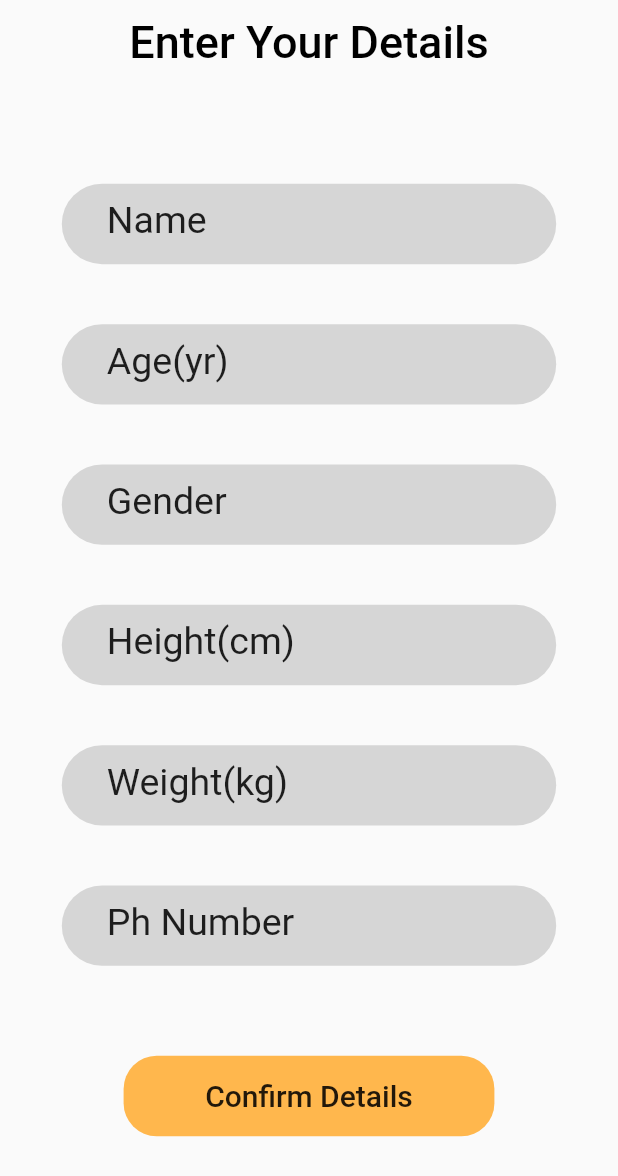
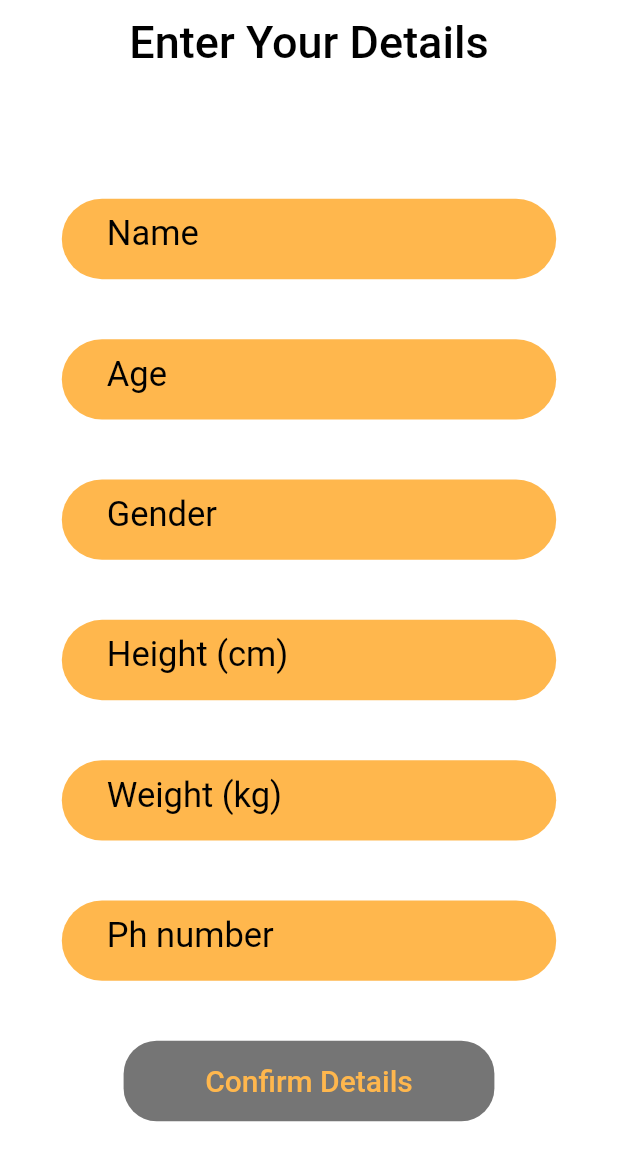
Before and after one commit to vedantsaraf2002/Fitegrate-test, a Flutter app: the screen it shows once a user with an empty profile is signed in, on a phone screen of 412 x 824 dp. Shown: the top 1176 px of the screen. Run offline on Flutter 3.47's test engine with Material 2 defaults, Android fonts, the phone set to English and light mode, and no system bars; our stand-ins replace circular_countdown_timer, cloud_firestore, firebase_auth, firebase_core, flutter_signin_button, fluttertoast and 2 more; accounts and stored records are empty.

Commit message:
pushed getting

```diff
--- a/lib/provider/google_sign_in.dart
+++ b/lib/provider/google_sign_in.dart
@@ -42,8 +42,7 @@
 await FirebaseAuth.instance.signOut();
 await googleSignIn.disconnect();
 
-
-}
+  }
 
 
 
--- a/lib/screens/Getting_started.dart
+++ b/lib/screens/Getting_started.dart
@@ -5,11 +5,15 @@
 
 class GetStarted extends StatefulWidget {
   const GetStarted({Key? key}) : super(key: key);
-   static String name='Null',gender= 'Null',age='Null',height='Null',weight='Null',phno='Null';
+  static String name = 'Null',
+      gender = 'Null',
+      age = 'Null',
+      height = 'Null',
+      weight = 'Null',
+      phno = 'Null';
 
   @override
   _GetStartedState createState() => _GetStartedState();
-
 }
 
 class _GetStartedState extends State<GetStarted> {
@@ -17,45 +21,47 @@
   bool _isloading = false;
   //static String name='Null',gender= 'Null',age='Null',height='Null',weight='Null',phno='Null';
 
-
-  confirm_details() async{
-
-
-      Map<String,String> basicinfoMap = {
-        "name" : GetStarted.name,
-        "age" : GetStarted.age,
-        "gender" : GetStarted.gender,
-        "height" : GetStarted.height,
-        "weight" : GetStarted.weight,
-        "ph number" : GetStarted.phno
+  confirm_details() async {
+    Map<String, String> basicinfoMap = {
+      "name": GetStarted.name,
+      "age": GetStarted.age,
+      "gender": GetStarted.gender,
+      "height": GetStarted.height,
+      "weight": GetStarted.weight,
+      "ph number": GetStarted.phno
     };
 
-       await DatabaseService().addBasicData(basicinfoMap).then((value){
+    await DatabaseService().addBasicData(basicinfoMap).then((value) {
       setState(() {
         _isloading = false;
       });
     });
 
+    Navigator.pushNamed(context, 'BottomNavigation');
+  }
 
-    Navigator.pushNamed(context, 'BottomNavigation');
-
-  }
   @override
   Widget build(BuildContext context) {
     Size size = MediaQuery.of(context).size;
     return Scaffold(
+      backgroundColor: Colors.white,
       appBar: AppBar(
-        title: Text('Enter Your Details',style: TextStyle(fontSize: 30,color: Colors.black),),
+        title: Text(
+          'Enter Your Details',
+          style: TextStyle(fontSize: 30, color: Colors.black),
+        ),
         centerTitle: true,
         backgroundColor: Colors.transparent,
         elevation: 0.0,
         // brightness: Brightness.light,
       ),
-      body: _isloading ? Container(
+      body: _isloading
+          ? Container(
               child: Center(
                 child: CircularProgressIndicator(),
               ),
-      ) :Center(
+            )
+          : Center(
               child: Form(
                 child: SingleChildScrollView(
                   child: Column(
@@ -64,23 +70,32 @@
                         height: size.height * 0.065,
                         width: size.width * 0.8,
                         decoration: BoxDecoration(
-                    color: Colors.grey[350],
+                          color: Colors.orange[300],
                           borderRadius: BorderRadius.circular(30),
                         ),
-                  child: Stack(children: [
+                        child: Stack(
+                          children: [
                             Container(
-                      padding: EdgeInsets.only(left: 30,top: 10),
+                              padding: EdgeInsets.only(left: 30, top: 10),
                               height: size.height * 0.065,
-                      width: size.width *0.4,
-                      child: Text('Name',style: TextStyle(fontSize: 25),),
+                              width: size.width * 0.4,
+                              child: Text(
+                                'Name',
+                                style: TextStyle(
+                                  fontSize: 23,
+                                  color: Colors.black,
+                                ),
+                              ),
                             ),
                             Container(
-                      padding: EdgeInsets.only(left: 200),
+                              padding: EdgeInsets.only(left: 155),
                               height: size.height * 0.065,
                               width: size.width * 0.8,
                               child: TextFormField(
-                        validator: (value) => value!.isEmpty ? "Enter the name" : null,
-                        style: TextStyle(fontSize: 25),
+                                validator: (value) =>
+                                    value!.isEmpty ? "Enter your name" : null,
+                                style: TextStyle(
+                                    fontSize: 23, color: Colors.black),
                                 onChanged: (value) {
                                   setState(() {
                                     GetStarted.name = value;
@@ -95,30 +110,40 @@
                                 textInputAction: TextInputAction.next,
                               ),
                             ),
-                  ],),
+                          ],
+                        ),
                       ),
                       SizedBox(height: 40),
                       Container(
                         height: size.height * 0.065,
                         width: size.width * 0.8,
                         decoration: BoxDecoration(
-                    color: Colors.grey[350],
+                          color: Colors.orange[300],
                           borderRadius: BorderRadius.circular(30),
                         ),
-                  child: Stack(children: [
+                        child: Stack(
+                          children: [
                             Container(
-                      padding: EdgeInsets.only(left: 30,top: 10),
+                              padding: EdgeInsets.only(left: 30, top: 10),
                               height: size.height * 0.065,
-                      width: size.width *0.4,
-                      child: Text('Age(yr)',style: TextStyle(fontSize: 25),),
+                              width: size.width * 0.4,
+                              child: Text(
+                                'Age',
+                                style: TextStyle(
+                                  fontSize: 23,
+                                  color: Colors.black,
+                                ),
+                              ),
                             ),
                             Container(
-                      padding: EdgeInsets.only(left: 200),
+                              padding: EdgeInsets.only(left: 155),
                               height: size.height * 0.065,
                               width: size.width * 0.8,
                               child: TextFormField(
-                        validator: (value) => value!.isEmpty ? "Enter the age" : null,
-                        style: TextStyle(fontSize: 25),
+                                validator: (value) =>
+                                    value!.isEmpty ? "Enter your age" : null,
+                                style: TextStyle(
+                                    fontSize: 23, color: Colors.black),
                                 onChanged: (value) {
                                   setState(() {
                                     GetStarted.age = value;
@@ -129,35 +154,44 @@
                                   border: InputBorder.none,
                                   //contentPadding:  EdgeInsets.only(left: 200,top: 10),
                                 ),
-                      keyboardType: TextInputType.name,
-                       cursorColor: Colors.black,
+                                keyboardType: TextInputType.number,
                                 textInputAction: TextInputAction.next,
                               ),
                             ),
-                  ],),
+                          ],
+                        ),
                       ),
                       SizedBox(height: 40),
                       Container(
                         height: size.height * 0.065,
                         width: size.width * 0.8,
                         decoration: BoxDecoration(
-                    color: Colors.grey[350],
+                          color: Colors.orange[300],
                           borderRadius: BorderRadius.circular(30),
                         ),
-                  child: Stack(children: [
+                        child: Stack(
+                          children: [
                             Container(
-                      padding: EdgeInsets.only(left: 30,top: 10),
+                              padding: EdgeInsets.only(left: 30, top: 10),
                               height: size.height * 0.065,
-                      width: size.width *0.8,
-                      child: Text('Gender  ',style: TextStyle(fontSize: 25),),
+                              width: size.width * 0.4,
+                              child: Text(
+                                'Gender',
+                                style: TextStyle(
+                                  fontSize: 23,
+                                  color: Colors.black,
+                                ),
+                              ),
                             ),
                             Container(
-                      padding: EdgeInsets.only(left: 200),
+                              padding: EdgeInsets.only(left: 155),
                               height: size.height * 0.065,
                               width: size.width * 0.8,
                               child: TextFormField(
-                        validator: (value) => value!.isEmpty ? "Enter the Gender" : null,
-                        style: TextStyle(fontSize: 25),
+                                validator: (value) =>
+                                    value!.isEmpty ? "Enter your gender" : null,
+                                style: TextStyle(
+                                    fontSize: 23, color: Colors.black),
                                 onChanged: (value) {
                                   setState(() {
                                     GetStarted.gender = value;
@@ -169,34 +203,43 @@
                                   //contentPadding:  EdgeInsets.only(left: 200,top: 10),
                                 ),
                                 keyboardType: TextInputType.name,
-                       cursorColor: Colors.black,
                                 textInputAction: TextInputAction.next,
                               ),
                             ),
-                  ],),
+                          ],
+                        ),
                       ),
                       SizedBox(height: 40),
                       Container(
                         height: size.height * 0.065,
                         width: size.width * 0.8,
                         decoration: BoxDecoration(
-                    color: Colors.grey[350],
+                          color: Colors.orange[300],
                           borderRadius: BorderRadius.circular(30),
                         ),
-                  child: Stack(children: [
+                        child: Stack(
+                          children: [
                             Container(
-                      padding: EdgeInsets.only(left: 30,top: 10),
+                              padding: EdgeInsets.only(left: 30, top: 10),
                               height: size.height * 0.065,
-                      width: size.width *0.4,
-                      child: Text('Height(cm)',style: TextStyle(fontSize: 25),),
+                              width: size.width * 0.4,
+                              child: Text(
+                                'Height (cm)',
+                                style: TextStyle(
+                                  fontSize: 23,
+                                  color: Colors.black,
+                                ),
+                              ),
                             ),
                             Container(
-                      padding: EdgeInsets.only(left: 200),
+                              padding: EdgeInsets.only(left: 155),
                               height: size.height * 0.065,
                               width: size.width * 0.8,
                               child: TextFormField(
-                        validator: (value) => value!.isEmpty ? "Enter the height" : null,
-                        style: TextStyle(fontSize: 25),
+                                validator: (value) =>
+                                    value!.isEmpty ? "Enter your height" : null,
+                                style: TextStyle(
+                                    fontSize: 23, color: Colors.black),
                                 onChanged: (value) {
                                   setState(() {
                                     GetStarted.height = value;
@@ -207,35 +250,44 @@
                                   border: InputBorder.none,
                                   //contentPadding:  EdgeInsets.only(left: 200,top: 10),
                                 ),
-                      keyboardType: TextInputType.name,
-                       cursorColor: Colors.black,
+                                keyboardType: TextInputType.number,
                                 textInputAction: TextInputAction.next,
                               ),
                             ),
-                  ],),
+                          ],
+                        ),
                       ),
                       SizedBox(height: 40),
                       Container(
                         height: size.height * 0.065,
                         width: size.width * 0.8,
                         decoration: BoxDecoration(
-                    color: Colors.grey[350],
+                          color: Colors.orange[300],
                           borderRadius: BorderRadius.circular(30),
                         ),
-                  child: Stack(children: [
+                        child: Stack(
+                          children: [
                             Container(
-                      padding: EdgeInsets.only(left: 30,top: 10),
+                              padding: EdgeInsets.only(left: 30, top: 10),
                               height: size.height * 0.065,
-                      width: size.width *0.4,
-                      child: Text('Weight(kg)',style: TextStyle(fontSize: 25),),
+                              width: size.width * 0.4,
+                              child: Text(
+                                'Weight (kg)',
+                                style: TextStyle(
+                                  fontSize: 23,
+                                  color: Colors.black,
+                                ),
+                              ),
                             ),
                             Container(
-                      padding: EdgeInsets.only(left: 200),
+                              padding: EdgeInsets.only(left: 155),
                               height: size.height * 0.065,
                               width: size.width * 0.8,
                               child: TextFormField(
-                        validator: (value) => value!.isEmpty ? "Enter the weight" : null,
-                        style: TextStyle(fontSize: 25),
+                                validator: (value) =>
+                                    value!.isEmpty ? "Enter your weight" : null,
+                                style: TextStyle(
+                                    fontSize: 23, color: Colors.black),
                                 onChanged: (value) {
                                   setState(() {
                                     GetStarted.weight = value;
@@ -246,35 +298,45 @@
                                   border: InputBorder.none,
                                   //contentPadding:  EdgeInsets.only(left: 200,top: 10),
                                 ),
-                      keyboardType: TextInputType.name,
-                       cursorColor: Colors.black,
+                                keyboardType: TextInputType.number,
                                 textInputAction: TextInputAction.next,
                               ),
                             ),
-                  ],),
+                          ],
+                        ),
                       ),
                       SizedBox(height: 40),
                       Container(
                         height: size.height * 0.065,
                         width: size.width * 0.8,
                         decoration: BoxDecoration(
-                    color: Colors.grey[350],
+                          color: Colors.orange[300],
                           borderRadius: BorderRadius.circular(30),
                         ),
-                  child: Stack(children: [
+                        child: Stack(
+                          children: [
                             Container(
-                      padding: EdgeInsets.only(left: 30,top: 10),
+                              padding: EdgeInsets.only(left: 30, top: 10),
                               height: size.height * 0.065,
-                      width: size.width *0.4,
-                      child: Text('Ph Number',style: TextStyle(fontSize: 25),),
+                              width: size.width * 0.4,
+                              child: Text(
+                                'Ph number',
+                                style: TextStyle(
+                                  fontSize: 23,
+                                  color: Colors.black,
+                                ),
+                              ),
                             ),
                             Container(
-                      padding: EdgeInsets.only(left: 180),
+                              padding: EdgeInsets.only(left: 155),
                               height: size.height * 0.065,
                               width: size.width * 0.8,
                               child: TextFormField(
-                        validator: (value) => value!.isEmpty ? "Enter the Phone number" : null,
-                        style: TextStyle(fontSize: 25),
+                                validator: (value) => value!.isEmpty
+                                    ? "Enter your phone number"
+                                    : null,
+                                style: TextStyle(
+                                    fontSize: 23, color: Colors.black),
                                 onChanged: (value) {
                                   setState(() {
                                     GetStarted.phno = value;
@@ -285,29 +347,29 @@
                                   border: InputBorder.none,
                                   //contentPadding:  EdgeInsets.only(left: 200,top: 10),
                                 ),
-                      keyboardType: TextInputType.name,
-                      cursorColor: Colors.black,
+                                keyboardType: TextInputType.number,
                                 textInputAction: TextInputAction.next,
                               ),
                             ),
-                  ],),
+                          ],
                         ),
-                SizedBox(height: 60),
+                      ),
+                      SizedBox(height: 40),
                       Container(
                         height: size.height * 0.065,
                         width: size.width * 0.6,
                         decoration: BoxDecoration(
                           borderRadius: BorderRadius.circular(22),
-                  color: Colors.orange[300],
+                          color: Colors.black54,
                         ),
                         child: TextButton(
                           onPressed: () {
                             confirm_details();
-
                           },
                           child: Text(
                             'Confirm Details',
-                    style: TextStyle(color: Colors.black87, fontSize: 20),
+                            style: TextStyle(
+                                color: Colors.orange[300], fontSize: 20),
                             //style: kBodyText.copyWith(fontWeight: FontWeight.bold)),
                           ),
                         ),
```
Lines whose indentation alone changed are shown as unchanged.
